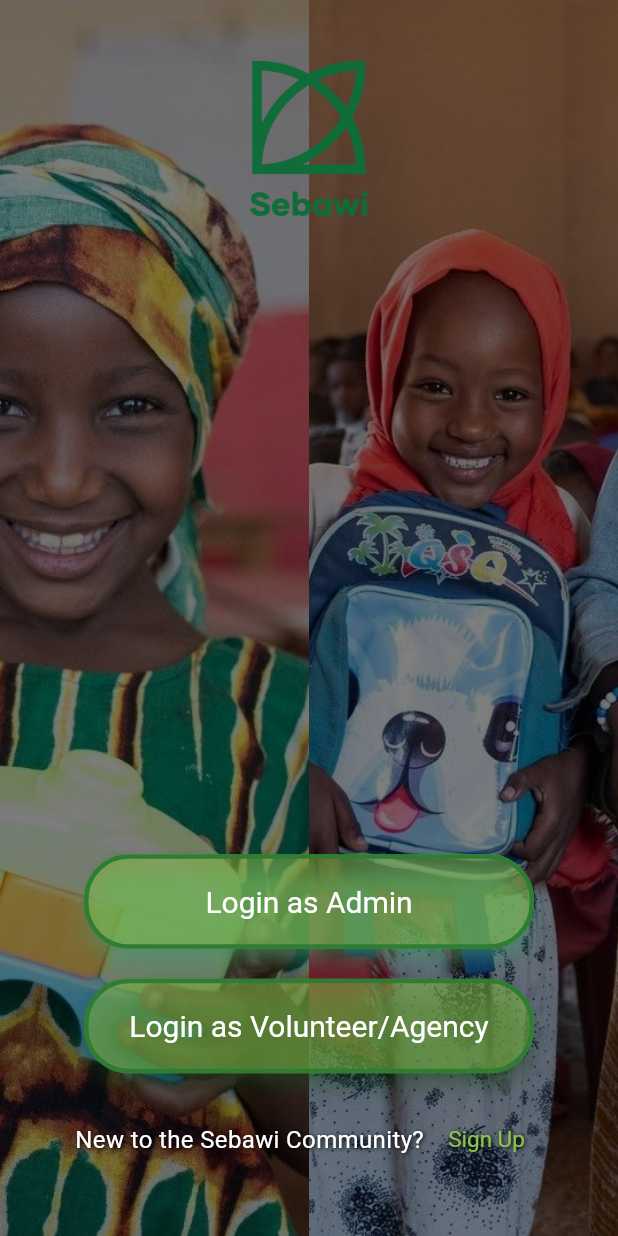
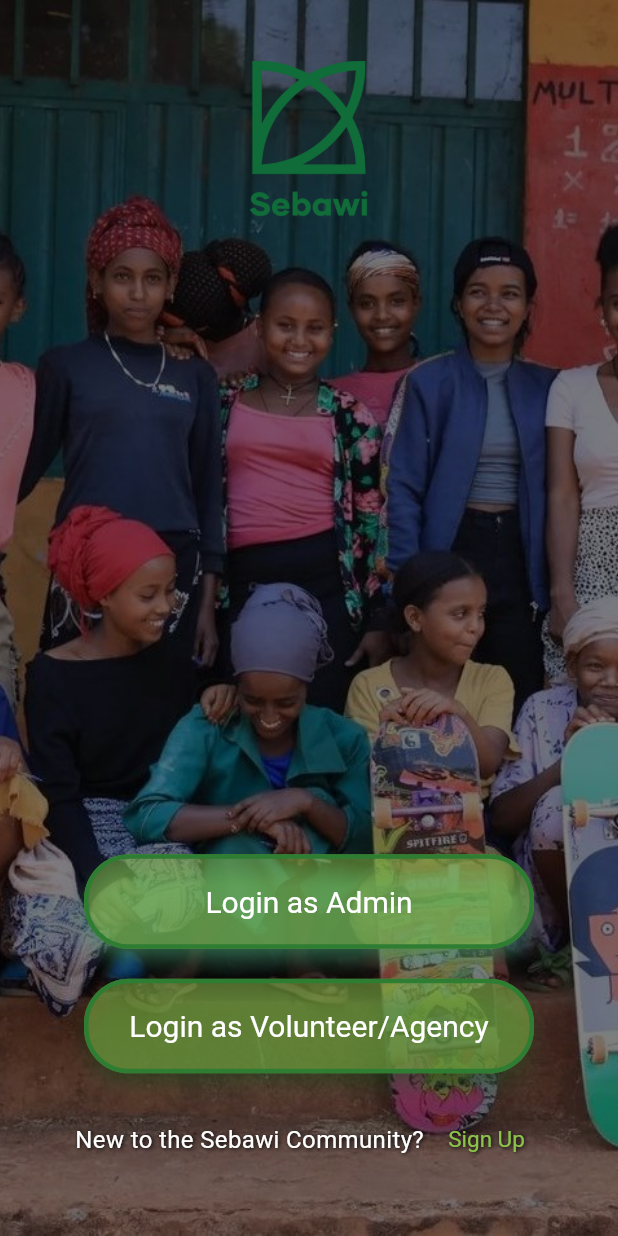
Before and after one commit to Nobel-T7Alem/Flutter-2024-Proj-Bloc, a Flutter app: the screen it shows after launch, on a phone screen of 412 x 824 dp. Run offline on Flutter 3.47's test engine with Material 3 defaults, Android fonts, the phone set to English and light mode, and no system bars; our stand-ins replace bloc, equatable, flutter_bloc, go_router, shared_preferences.

Commit message:
Login page bloc integration and slider fix.

```diff
--- /dev/null
+++ b/lib/blocs/login/image_slider_bloc.dart
@@ -0,0 +1,31 @@
+import 'dart:async';
+import 'package:bloc/bloc.dart';
+import 'image_slider_event.dart';
+import 'image_slider_state.dart';
+
+class ImageSliderBloc extends Bloc<ImageSliderEvent, ImageSliderState> {
+  ImageSliderBloc() : super(ImageSliderInitial()) {
+    on<StartSliding>(_onStartSliding);
+    on<SlideNextImage>(_onSlideNextImage);
+  }
+
+  void _onStartSliding(StartSliding event, Emitter<ImageSliderState> emit) {
+    emit(ImageSliderLoaded(0));
+    _autoSlide();
+  }
+
+  void _onSlideNextImage(SlideNextImage event, Emitter<ImageSliderState> emit) {
+    if (state is ImageSliderLoaded) {
+      final currentIndex = (state as ImageSliderLoaded).currentIndex;
+      final nextIndex = (currentIndex + 1) % 5; // Loop back to the first item
+      emit(ImageSliderLoaded(nextIndex));
+      _autoSlide();
+    }
+  }
+
+  void _autoSlide() {
+    Future.delayed(const Duration(seconds: 3)).then((_) {
+      add(SlideNextImage());
+    });
+  }
+}
--- /dev/null
+++ b/lib/blocs/login/image_slider_event.dart
@@ -0,0 +1,12 @@
+import 'package:equatable/equatable.dart';
+
+abstract class ImageSliderEvent extends Equatable {
+  const ImageSliderEvent();
+
+  @override
+  List<Object> get props => [];
+}
+
+class StartSliding extends ImageSliderEvent {}
+
+class SlideNextImage extends ImageSliderEvent {}
--- /dev/null
+++ b/lib/blocs/login/image_slider_state.dart
@@ -0,0 +1,19 @@
+import 'package:equatable/equatable.dart';
+
+abstract class ImageSliderState extends Equatable {
+  const ImageSliderState();
+
+  @override
+  List<Object> get props => [];
+}
+
+class ImageSliderInitial extends ImageSliderState {}
+
+class ImageSliderLoaded extends ImageSliderState {
+  final int currentIndex;
+
+  const ImageSliderLoaded(this.currentIndex);
+
+  @override
+  List<Object> get props => [currentIndex];
+}
--- a/lib/blocs/login/login_page_bloc.dart
+++ b/lib/blocs/login/login_page_bloc.dart
@@ -1,23 +1,12 @@
+// login_bloc.dart
+import 'package:Sebawi/blocs/login/login_page_event.dart';
 import 'package:bloc/bloc.dart';
-import 'login_page_event.dart';
 import 'login_page_state.dart';
 
-class LoginPageBloc extends Bloc<LoginPageEvent, LoginPageState> {
-  LoginPageBloc() : super(LoginPageInitial()) {
-    on<NavigateToAdminPage>(_onNavigateToAdminPage);
-    on<NavigateToUserLogin>(_onNavigateToUserLogin);
-    on<NavigateToSignup>(_onNavigateToSignup);
-  }
-
-  void _onNavigateToAdminPage(NavigateToAdminPage event, Emitter<LoginPageState> emit) {
-    emit(LoginPageNavigationSuccess('/admin_login'));
-  }
-
-  void _onNavigateToUserLogin(NavigateToUserLogin event, Emitter<LoginPageState> emit) {
-    emit(LoginPageNavigationSuccess('/user_login'));
-  }
-
-  void _onNavigateToSignup(NavigateToSignup event, Emitter<LoginPageState> emit) {
-    emit(LoginPageNavigationSuccess('/signup'));
+class LoginBloc extends Bloc<LoginEvent, LoginState> {
+  LoginBloc() : super(LoginInitial()) {
+    on<AdminLoginPressed>((event, emit) => emit(NavigateToAdminLogin()));
+    on<UserLoginPressed>((event, emit) => emit(NavigateToUserLogin()));
+    on<SignUpPressed>((event, emit) => emit(NavigateToSignUp()));
   }
 }
--- a/lib/blocs/login/login_page_event.dart
+++ b/lib/blocs/login/login_page_event.dart
@@ -1,14 +1,15 @@
+// login_event.dart
 import 'package:equatable/equatable.dart';
 
-abstract class LoginPageEvent extends Equatable {
-  const LoginPageEvent();
+abstract class LoginEvent extends Equatable {
+  const LoginEvent();
 
   @override
   List<Object> get props => [];
 }
 
-class NavigateToAdminPage extends LoginPageEvent {}
+class AdminLoginPressed extends LoginEvent {}
 
-class NavigateToUserLogin extends LoginPageEvent {}
+class UserLoginPressed extends LoginEvent {}
 
-class NavigateToSignup extends LoginPageEvent {}
+class SignUpPressed extends LoginEvent {}
--- a/lib/blocs/login/login_page_state.dart
+++ b/lib/blocs/login/login_page_state.dart
@@ -1,19 +1,17 @@
+// login_state.dart
 import 'package:equatable/equatable.dart';
 
-abstract class LoginPageState extends Equatable {
-  const LoginPageState();
+abstract class LoginState extends Equatable {
+  const LoginState();
 
   @override
   List<Object> get props => [];
 }
 
-class LoginPageInitial extends LoginPageState {}
+class LoginInitial extends LoginState {}
 
-class LoginPageNavigationSuccess extends LoginPageState {
-  final String route;
+class NavigateToAdminLogin extends LoginState {}
 
-  const LoginPageNavigationSuccess(this.route, {required String route});
+class NavigateToUserLogin extends LoginState {}
 
-  @override
-  List<Object> get props => [route];
-}
+class NavigateToSignUp extends LoginState {}
--- a/lib/main.dart
+++ b/lib/main.dart
@@ -1,9 +1,10 @@
+import 'package:Sebawi/blocs/login/login_page_bloc.dart';
+import 'package:Sebawi/blocs/signup_page/signup_page.bloc.dart';
 import 'package:flutter/material.dart';
 import 'package:flutter_bloc/flutter_bloc.dart';
 import 'package:go_router/go_router.dart';
 import './presentation/screens/login_page.dart';
 import './presentation/screens/admin_login.dart';
-import './blocs/login/login_page_bloc.dart';
 import './blocs/admin_login/admin_login_bloc.dart';
 import './blocs/admin_page/admin_page_bloc.dart';
 import 'blocs/agency_home/agency_home_bloc.dart';
@@ -12,7 +13,6 @@ import 'blocs/agency_update/agency_update_bloc.dart';
 import 'blocs/user_home/user_home_bloc.dart';
 import 'blocs/user_update/user_update_bloc.dart';
 import 'blocs/volunteer_signup/volunteer_signup_bloc.dart';
-import 'blocs/signup_page/signup_page.bloc.dart';
 import 'blocs/login_user/login_user_bloc.dart';
 import 'presentation/screens/admin_page.dart';
 import 'presentation/screens/agency_home.dart';
@@ -24,8 +24,6 @@ import 'presentation/screens/signup_page.dart';
 import 'presentation/screens/user_home.dart';
 import 'presentation/screens/user_update.dart';
 import 'presentation/screens/volunteer_signup.dart';
-
-
 
 final GoRouter router = GoRouter(
   initialLocation: '/',
@@ -120,12 +118,11 @@ void main() {
 }
 
 class MyApp extends StatelessWidget {
-
   @override
   Widget build(BuildContext context) {
     return MultiBlocProvider(
       providers: [
-        BlocProvider(create: (context) => LoginPageBloc()),
+        BlocProvider(create: (context) => LoginBloc()),
         BlocProvider(create: (context) => AdminLoginBloc()),
         BlocProvider(create: (context) => AdminPageBloc()),
         BlocProvider(create: (context) => AgencyHomeBloc()),
--- a/lib/presentation/screens/login_page.dart
+++ b/lib/presentation/screens/login_page.dart
@@ -1,75 +1,63 @@
+import 'package:Sebawi/blocs/login/image_slider_bloc.dart';
+import 'package:Sebawi/blocs/login/image_slider_event.dart';
+import 'package:Sebawi/blocs/login/image_slider_state.dart';
+import 'package:Sebawi/blocs/login/login_page_bloc.dart';
 import 'package:flutter/material.dart';
 import 'package:flutter_bloc/flutter_bloc.dart';
 import 'package:go_router/go_router.dart';
-import '../../blocs/login/login_page_bloc.dart';
-import '../../blocs/login/login_page_event.dart';
-import '../../blocs/login/login_page_state.dart';
+import 'package:Sebawi/blocs/login/login_page_event.dart';
+import 'package:Sebawi/blocs/login/login_page_state.dart';
 
-class LoginPage extends StatefulWidget {
+class LoginPage extends StatelessWidget {
   const LoginPage({super.key});
 
   @override
-  _LoginPageState createState() => _LoginPageState();
+  Widget build(BuildContext context) {
+    return MultiBlocProvider(
+      providers: [
+        BlocProvider(
+          create: (context) => ImageSliderBloc()..add(StartSliding()),
+        ),
+        BlocProvider(
+          create: (context) => LoginBloc(),
+        ),
+      ],
+      child: const LoginView(),
+    );
+  }
 }
 
-class _LoginPageState extends State<LoginPage> {
-  final PageController _pageController = PageController();
-  final List<Widget> imageSliders = [
-    Image.asset("assets/images/11.jpg", fit: BoxFit.cover),
-    Image.asset("assets/images/15.jpg", fit: BoxFit.cover),
-    Image.asset("assets/images/13.jpg", fit: BoxFit.cover),
-    Image.asset("assets/images/7.jpg", fit: BoxFit.cover),
-    Image.asset("assets/images/9.jpg", fit: BoxFit.cover),
-  ];
-
-  @override
-  void initState() {
-    super.initState();
-    WidgetsBinding.instance.addPostFrameCallback((_) {
-      _autoSlide();
-    });
-  }
-
-  void _autoSlide() {
-    Future.delayed(const Duration(seconds: 3)).then((_) {
-      if (_pageController.hasClients) {
-        int nextPage = _pageController.page!.toInt() + 1;
-        if (nextPage >= imageSliders.length) {
-          nextPage = 0;
-        }
-        _pageController
-            .animateToPage(
-              nextPage,
-              duration: const Duration(seconds: 1),
-              curve: Curves.easeInOut,
-            )
-            .then((_) => _autoSlide());
-      }
-    });
-  }
-
-  @override
-  void dispose() {
-    _pageController.dispose();
-    super.dispose();
-  }
+class LoginView extends StatelessWidget {
+  const LoginView({super.key});
 
   @override
   Widget build(BuildContext context) {
-    return BlocProvider(
-      create: (context) => LoginPageBloc(),
-      child: BlocListener<LoginPageBloc, LoginPageState>(
-        listener: (context, state) {
-          if (state is LoginPageNavigationSuccess) {
-            context.go(state.route);
-          }
-        },
-        child: Scaffold(
+    return Scaffold(
       body: Stack(
         children: [
-              PageView(
-                controller: _pageController,
-                children: imageSliders,
+          BlocBuilder<ImageSliderBloc, ImageSliderState>(
+            builder: (context, state) {
+              if (state is ImageSliderLoaded) {
+                List<String> imageFiles = [
+                  "assets/images/11.jpg",
+                  "assets/images/15.jpg",
+                  "assets/images/13.jpg",
+                  "assets/images/7.jpg",
+                  "assets/images/9.jpg",
+                ];
+                return PageView.builder(
+                  controller: PageController(initialPage: state.currentIndex),
+                  itemCount: imageFiles.length,
+                  itemBuilder: (context, index) {
+                    return Image.asset(
+                      imageFiles[index],
+                      fit: BoxFit.cover,
+                    );
+                  },
+                );
+              }
+              return Container();
+            },
           ),
           Container(
             width: MediaQuery.of(context).size.width,
@@ -87,7 +75,7 @@ class _LoginPageState extends State<LoginPage> {
                   width: 300,
                   child: ElevatedButton(
                     onPressed: () {
-                          BlocProvider.of<LoginPageBloc>(context).add(NavigateToAdminPage());
+                      BlocProvider.of<LoginBloc>(context).add(AdminLoginPressed());
                     },
                     style: ElevatedButton.styleFrom(
                       backgroundColor: Colors.lightGreen.withOpacity(0.5),
@@ -109,7 +97,7 @@ class _LoginPageState extends State<LoginPage> {
                   width: 300,
                   child: ElevatedButton(
                     onPressed: () {
-                          BlocProvider.of<LoginPageBloc>(context).add(NavigateToUserLogin());
+                      BlocProvider.of<LoginBloc>(context).add(UserLoginPressed());
                     },
                     style: ElevatedButton.styleFrom(
                       backgroundColor: Colors.lightGreen.withOpacity(0.5),
@@ -148,8 +136,7 @@ class _LoginPageState extends State<LoginPage> {
                       ),
                       TextButton(
                         onPressed: () {
-                              context.go("/signup");
-                              BlocProvider.of<LoginPageBloc>(context).add(NavigateToSignup());
+                          BlocProvider.of<LoginBloc>(context).add(SignUpPressed());
                         },
                         style: ButtonStyle(
                           foregroundColor: MaterialStateProperty.resolveWith<Color>(
@@ -177,14 +164,24 @@ class _LoginPageState extends State<LoginPage> {
                       ),
                     ],
                   ),
-                    )
+                ),
+                BlocListener<LoginBloc, LoginState>(
+                  listener: (context, state) {
+                    if (state is NavigateToAdminLogin) {
+                      context.go('/admin_login');
+                    } else if (state is NavigateToUserLogin) {
+                      context.go('/user_login');
+                    } else if (state is NavigateToSignUp) {
+                      context.go('/signup');
+                    }
+                  },
+                  child: Container(),
+                ),
               ],
             ),
           ),
         ],
       ),
-        ),
-      ),
     );
   }
 }
```
Also changed, not shown: pubspec.lock. Lines whose indentation alone changed are shown as unchanged.
